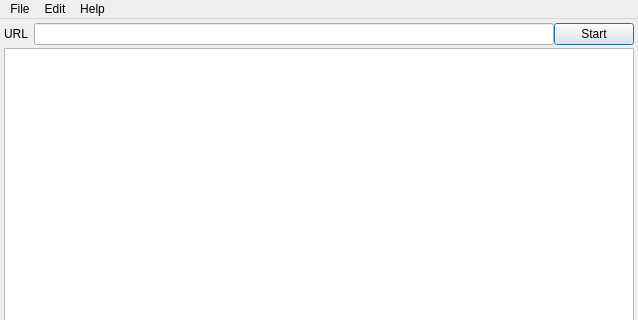
Above: linkcheck/gui/ui/main.ui from wummel/linkchecker before the change; both pictures show x 0 to 638 and y 0 to 320 of the 638 by 533 pixel window. Below: the same form after it.
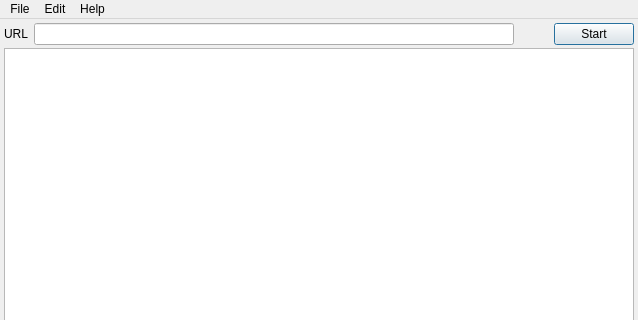
That is the form after the change. Icons and pictures are not drawn.

Commit message: Improved options layout and main window layout.

```diff
--- a/linkcheck/gui/ui/main.ui
+++ b/linkcheck/gui/ui/main.ui
@@ -59,6 +59,19 @@
         </property>
        </widget>
       </item>
+      <item>
+       <spacer name="horizontalSpacer">
+        <property name="orientation">
+         <enum>Qt::Horizontal</enum>
+        </property>
+        <property name="sizeHint" stdset="0">
+         <size>
+          <width>40</width>
+          <height>20</height>
+         </size>
+        </property>
+       </spacer>
+      </item>
       <item>
        <widget class="QPushButton" name="controlButton">
         <property name="toolTip">
```
The commit also changes 3 other files.
